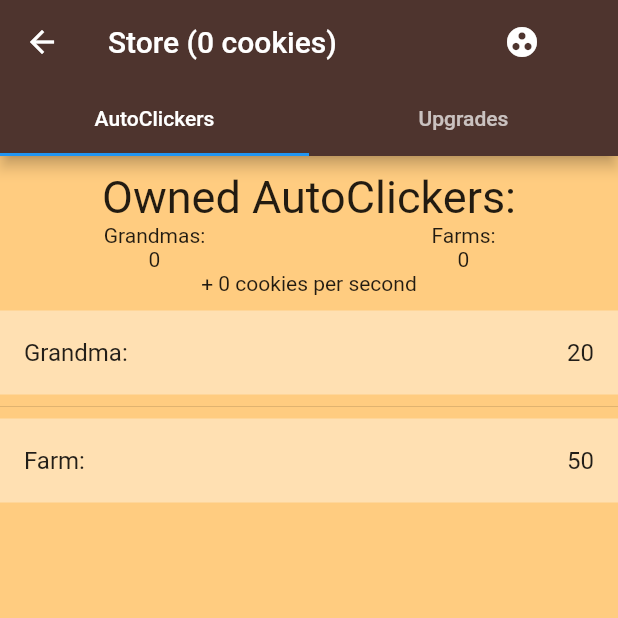
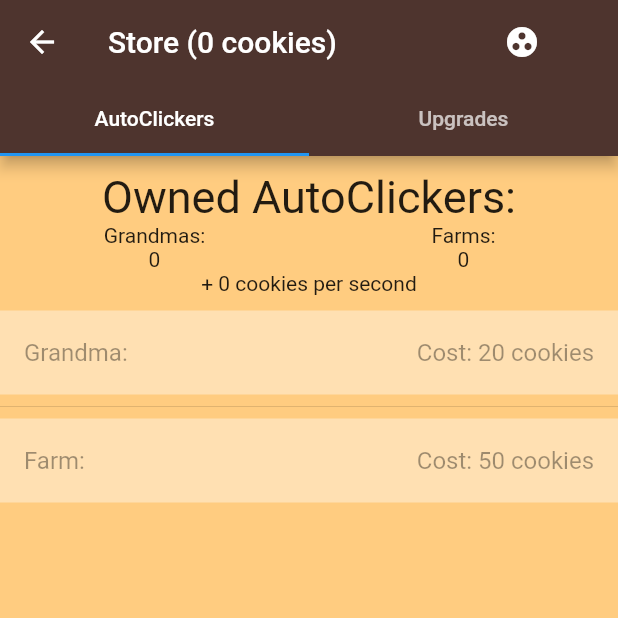
Before and after one commit to SamuelHaws/cookie-tapper, a Flutter app: the Store screen opened by its route, on a phone screen of 412 x 824 dp, the top half of it. Run offline on Flutter 3.47's test engine with Material 2 defaults, Android fonts, the phone set to English and light mode, and no system bars; our stand-ins replace audioplayers.

Commit message:
Add MVP screenshots

```diff
--- a/lib/src/screens/store.dart
+++ b/lib/src/screens/store.dart
@@ -108,17 +108,21 @@ class Store extends StatelessWidget {
   }
 
   Widget buildAutoClickerTile(String type, BuildContext context) {
-    var provider = Provider.of<StateProvider>(context, listen: false);
+    var provider = Provider.of<StateProvider>(context);
 
     return Ink(
       color: Colors.orange[100],
       child: ListTile(
+        enabled:
+            provider.cookieCount >= provider.availableAutoClickers[type].cost,
         title: Flex(
           direction: Axis.horizontal,
           mainAxisAlignment: MainAxisAlignment.spaceBetween,
           children: <Widget>[
             Text(type + ': '),
-            Text(provider.availableAutoClickers[type].cost.toString()),
+            Text('Cost: ' +
+                provider.availableAutoClickers[type].cost.toString() +
+                ' cookies'),
           ],
         ),
         onTap: () {
```
Also changed, not shown: 2 other files.
